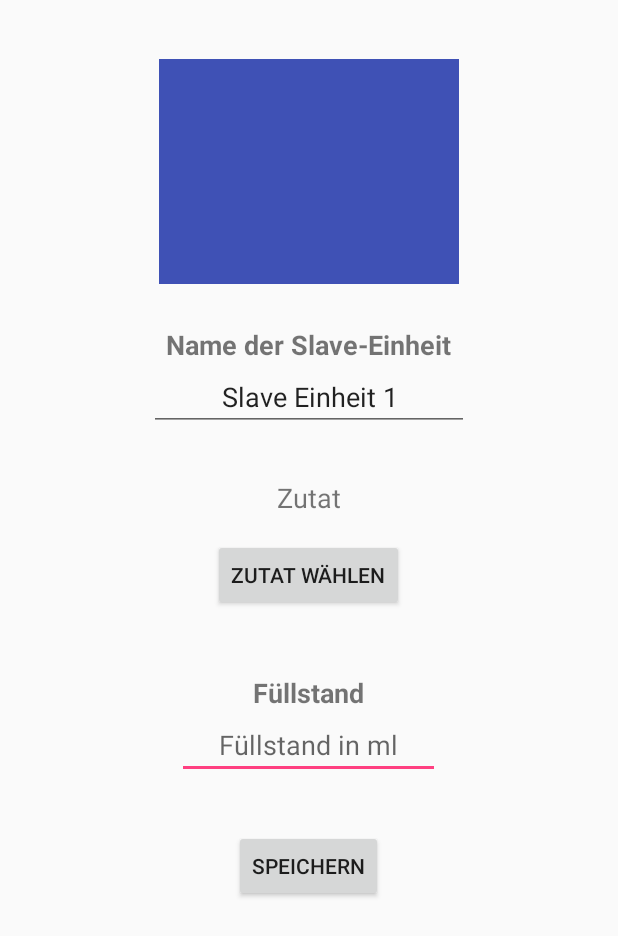
After one commit to zimmermannmartin/BarBot, an Android app: the layout fragment_edit_slave.xml on its own in the app's theme, with its tools: preview values and no code run, on a phone screen of 412 x 824 dp. The commit adds this screen. Shown: the top 936 px of the screen. Run offline under Robolectric (Android 15) with nearby library versions, the phone set to English and light mode, and no system bars.

Commit message:
added EditSlaveFragment, added Buttons + interfaces for editing a slaveunit

```diff
--- /dev/null
+++ b/app/src/main/res/layout/fragment_edit_slave.xml
@@ -0,0 +1,96 @@
+<FrameLayout xmlns:android="http://schemas.android.com/apk/res/android"
+    xmlns:tools="http://schemas.android.com/tools"
+    android:layout_width="match_parent"
+    android:layout_height="match_parent"
+    xmlns:app="http://schemas.android.com/apk/res-auto"
+    tools:context="at.barbot.barbot.EditSlaveFragment">
+
+    <RelativeLayout
+        android:layout_width="match_parent"
+        android:layout_height="match_parent">
+
+        <TextView
+            android:layout_width="wrap_content"
+            android:layout_height="wrap_content"
+            android:layout_marginTop="178dp"
+            android:id="@+id/textView3"
+            tools:text="@string/NamederSlaveunit"
+            android:textSize="18sp"
+            android:textStyle="normal|bold"
+            android:layout_alignTop="@+id/imageView3"
+            android:layout_centerHorizontal="true" />
+
+        <ImageView
+            app:srcCompat="@color/colorPrimary"
+            android:id="@+id/imageView3"
+            android:layout_height="150dp"
+            android:layout_width="200dp"
+            android:layout_marginTop="39dp"
+            android:layout_alignParentTop="true"
+            android:layout_centerHorizontal="true" />
+
+        <Button
+            android:text="@string/Speichern"
+            android:layout_width="wrap_content"
+            android:layout_height="wrap_content"
+            android:layout_marginTop="34dp"
+            android:id="@+id/button2"
+            android:layout_marginLeft="420dp"
+            android:layout_below="@+id/editText3"
+            android:layout_centerHorizontal="true" />
+
+        <TextView
+            android:text="@string/Zutat"
+            android:layout_width="wrap_content"
+            android:textSize="18sp"
+            android:id="@+id/textView10"
+            android:layout_marginTop="32dp"
+            android:layout_height="40dp"
+            android:layout_below="@+id/editText2"
+            android:layout_centerHorizontal="true" />
+
+        <Button
+            android:text="@string/ZutatWaehlen"
+            android:layout_width="wrap_content"
+            android:layout_height="wrap_content"
+            android:id="@+id/button4"
+            android:layout_below="@+id/textView10"
+            android:layout_centerHorizontal="true" />
+
+        <TextView
+            android:text="@string/Fuellstand"
+            android:layout_width="wrap_content"
+            android:layout_height="wrap_content"
+            android:id="@+id/textView11"
+            android:textSize="18sp"
+            android:textStyle="normal|bold"
+            android:textAlignment="center"
+            android:layout_marginTop="42dp"
+            android:layout_below="@+id/button4"
+            android:layout_centerHorizontal="true" />
+
+        <EditText
+            android:layout_height="wrap_content"
+            android:inputType="textPersonName"
+            android:ems="10"
+            android:id="@+id/editText3"
+            android:textAlignment="center"
+            android:layout_width="175dp"
+            android:hint="@string/FuellstandInMl"
+            android:layout_below="@+id/textView11"
+            android:layout_centerHorizontal="true" />
+
+        <EditText
+            android:layout_width="wrap_content"
+            android:layout_height="wrap_content"
+            android:inputType="textPersonName"
+            android:text="@string/Slave1"
+            android:ems="10"
+            android:id="@+id/editText2"
+            android:textAlignment="center"
+            android:layout_below="@+id/textView3"
+            android:layout_centerHorizontal="true" />
+
+    </RelativeLayout>
+
+</FrameLayout>
--- a/app/src/main/res/values/strings.xml
+++ b/app/src/main/res/values/strings.xml
@@ -44,6 +44,7 @@
     <string name="slaveunitIngredient">Zutat: </string>
     <string name="Drink_Statistic">Drink Statistic</string>
     <string name="Ingredient_Statistic">Ingredient Statistic</string>
+    <string name="editSlave">Editieren</string>
 
     <string name="save_changes">Änderungen speichern</string>
     <string name="change_ingredient">Zutaten ändern</string>
```
Also changed, not shown: app/src/main/java/at/barbot/barbot/BarbotSettingFragment.java (+11 -1 lines), app/src/main/java/at/barbot/barbot/EditSlaveFragment.java (added, +170 -0 lines), app/src/main/java/at/barbot/barbot/MainActivity.java (+9 -3 lines), app/src/main/res/layout/fragment_barbot_setting.xml (+8 -5 lines), app/src/main/res/layout/slaveunit.xml (+9 -0 lines).
